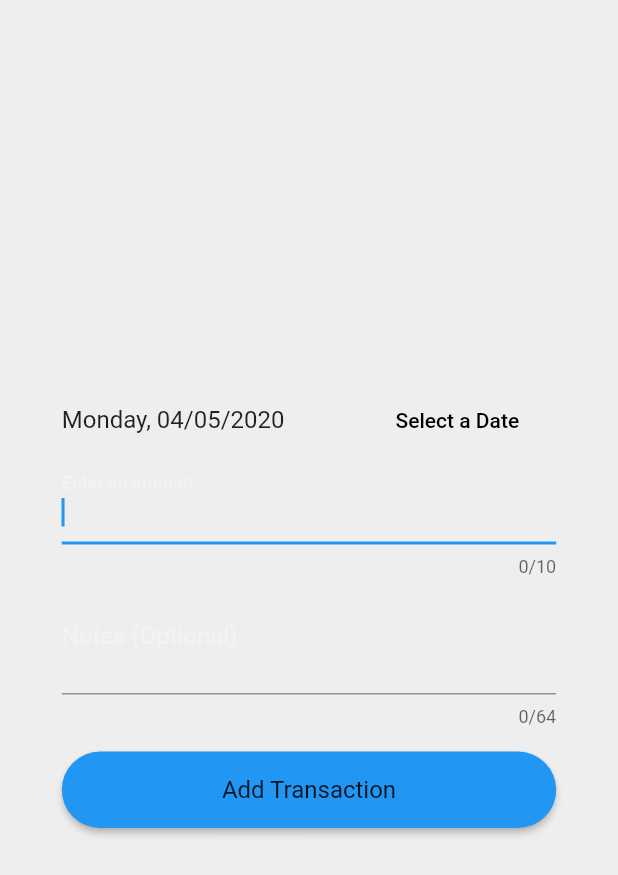
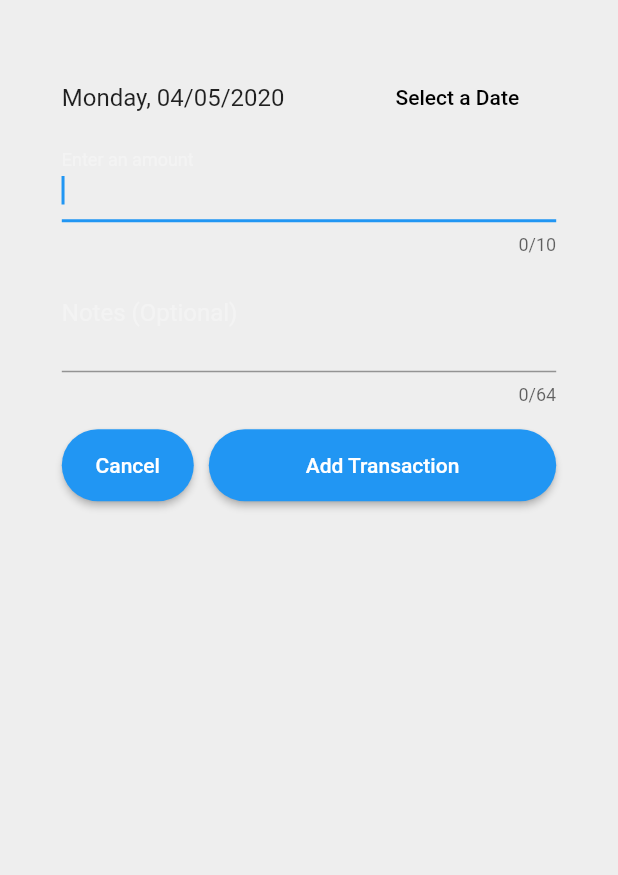
Before and after one commit to usavas/budgee, a Flutter app: the screen it shows after launch, after a tap on the "arrow forward" icon, after a tap on "Rent", on a phone screen of 412 x 824 dp. Shown: the top 875 px of the screen. Run offline on Flutter 3.47's test engine with Material 2 defaults, Android fonts, the phone set to English and light mode, and no system bars; our stand-ins replace auto_size_text, charts_flutter, pie_chart, shared_preferences, sqflite; missing offline and left inert: admob_flutter; accounts and stored records are empty; Roboto replaces fonts that are missing (OpenSans).

```diff
--- a/lib/UI/screens/account/account_home.dart
+++ b/lib/UI/screens/account/account_home.dart
@@ -42,13 +42,11 @@ class _AccountState extends State<Account> {
         ),
         Expanded(
           flex: 7,
-          child: MonthlyTotalStats(_size),
+          child: MonthlyTotalStats(),
         ),
         Expanded(
           flex: 20,
           child: Container(
-            // decoration: BoxDecoration(border: Border.all(color: Colors.blue)),
-            // color: Theme.of(context).backgroundColor,
             child: PageView(
               controller: PageController(initialPage: 0),
               children: <Widget>[
--- a/lib/UI/screens/account/add_transaction.dart
+++ b/lib/UI/screens/account/add_transaction.dart
@@ -64,7 +64,7 @@ class _AddTransactionState extends State<AddTransaction> {
         backgroundColor: Theme.of(context).backgroundColor,
         body: Container(
             margin: EdgeInsets.all(MediaQuery.of(context).size.width * 0.1),
-            child: Center(
+            child: Container(
               child: SingleChildScrollView(
                 child: Form(
                   key: _formKey,
@@ -119,11 +119,21 @@ class _AddTransactionState extends State<AddTransaction> {
                           labelText: 'Notes (Optional)',
                         ),
                       ),
-                      _padding,
-                      SizedBox(
-                        width: double.infinity,
-                        child: Padding(
-                          padding: const EdgeInsets.symmetric(vertical: 16.0),
+                      Padding(
+                        padding: EdgeInsets.symmetric(vertical: 8),
+                      ),
+                      Row(
+                        mainAxisAlignment: MainAxisAlignment.spaceAround,
+                        children: <Widget>[
+                          RaisedButton(
+                            child: Text('Cancel'),
+                            onPressed: () {},
+                          ),
+                          Padding(
+                            padding: EdgeInsets.only(right: 10),
+                          ),
+                          Expanded
+                          (
                             child: RaisedButton(
                               onPressed: () async {
                                 if (_formKey.currentState.validate()) {
@@ -133,8 +143,8 @@ class _AddTransactionState extends State<AddTransaction> {
                                     transactionAmount:
                                         double.parse(_amountController.text),
                                     transactionDate: selectedDate,
-                                  transactionTypeId:
-                                      widget.transactionType.transactionTypeId,
+                                    transactionTypeId: widget
+                                        .transactionType.transactionTypeId,
                                   ))
                                       .then((insertedId) {
                                     log("inserted: " + insertedId.toString());
@@ -144,10 +154,10 @@ class _AddTransactionState extends State<AddTransaction> {
                               },
                               child: Text(
                                 'Add Transaction',
-                              style: Theme.of(context).textTheme.body1,
                               ),
                             ),
                           ),
+                        ],
                       ),
                     ],
                   ),
--- a/lib/UI/screens/account/current_month.dart
+++ b/lib/UI/screens/account/current_month.dart
@@ -19,7 +19,7 @@ class CurrentMonth extends StatelessWidget {
       child: Container(
           color: Theme.of(context).backgroundColor,
           padding: EdgeInsets.only(
-              left: paddingWidth, right: paddingWidth, top: paddingHeight),
+              left: paddingWidth, right: paddingWidth),
           child: Card(
             child: Container(
                 padding: EdgeInsets.symmetric(horizontal: 10),
--- a/lib/UI/screens/account/monthly_total_stats.dart
+++ b/lib/UI/screens/account/monthly_total_stats.dart
@@ -7,9 +7,7 @@ import 'package:provider/provider.dart';
 import 'monthly_transaction_type_totals.dart';
 
 class MonthlyTotalStats extends StatefulWidget {
-  MonthlyTotalStats(this.size, {Key key}) : super(key: key);
-
-  final Size size;
+  MonthlyTotalStats({Key key}) : super(key: key);
 
   @override
   _MonthlyTotalStatsState createState() => _MonthlyTotalStatsState();
@@ -18,12 +16,12 @@ class MonthlyTotalStats extends StatefulWidget {
 class _MonthlyTotalStatsState extends State<MonthlyTotalStats> {
   @override
   Widget build(BuildContext context) {
-    var _paddingWidth = widget.size.width * 0.03;
-    var _paddingHeight = widget.size.width * 0.01;
+    var _paddingWidth = MediaQuery.of(context).size.width * 0.03;
+    // var _paddingHeight = MediaQuery.of(context).size.width * 0.01;
 
-    double _paddingBtwTexts = widget.size.height <= 600 ? 0 : 4;
-    double _paddingAroundContent = widget.size.height <= 500 ? 4 : 8;
-    double _paddingAroundLeftRight = widget.size.height <= 500 ? 8 : 16;
+    double _paddingBtwTexts = MediaQuery.of(context).size.height <= 600 ? 0 : 4;
+    double _paddingAroundContent = MediaQuery.of(context).size.height <= 500 ? 4 : 8;
+    double _paddingAroundLeftRight = MediaQuery.of(context).size.height <= 500 ? 8 : 16;
 
     CurrentMonthYearProvider monthYearProvider =
         Provider.of<CurrentMonthYearProvider>(context);
@@ -37,11 +35,10 @@ class _MonthlyTotalStatsState extends State<MonthlyTotalStats> {
       },
       child: Container(
         color: Theme.of(context).backgroundColor,
-        padding: EdgeInsets.only(
-            left: _paddingWidth, right: _paddingWidth, top: _paddingHeight),
+        padding: EdgeInsets.only(left: _paddingWidth, right: _paddingWidth),
         child: Card(
             child: Container(
-          padding: widget.size.height <= 600
+          padding: MediaQuery.of(context).size.height <= 600
               ? EdgeInsets.only(
                   left: _paddingAroundLeftRight,
                   right: _paddingAroundLeftRight,
--- a/lib/UI/screens/widgets/advertisement_placeholder.dart
+++ b/lib/UI/screens/widgets/advertisement_placeholder.dart
@@ -6,7 +6,7 @@ class AdvertisementPlaceHolder extends StatelessWidget {
   @override
   Widget build(BuildContext context) {
     return Container(
-      margin: EdgeInsets.all(12),
+      margin: EdgeInsets.symmetric(horizontal: 12),
       decoration: BoxDecoration(border: Border.all()),
       child: Center(child: Text("Advertisement here")),
     );
```
Also changed, not shown: lib/UI/screens/settings/settings.dart (+34 -8 lines), lib/UI/screens/transactionhistory/transaction_history.dart (+13 -7 lines), lib/UI/themes/dark_theme_styles.dart (line endings or trailing spaces). Lines whose indentation alone changed are shown as unchanged.
